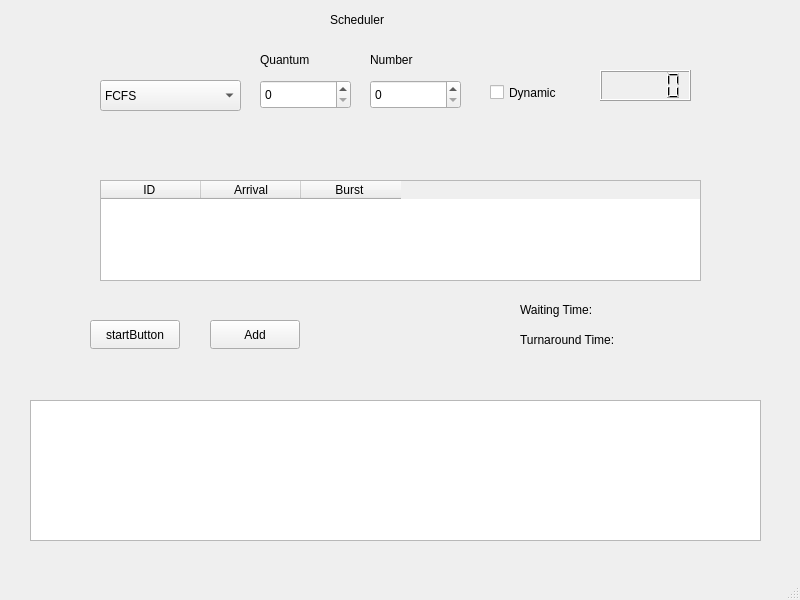
sal-zahdy/CPU-Scheduler, file mainwindow.ui: the form before one commit.
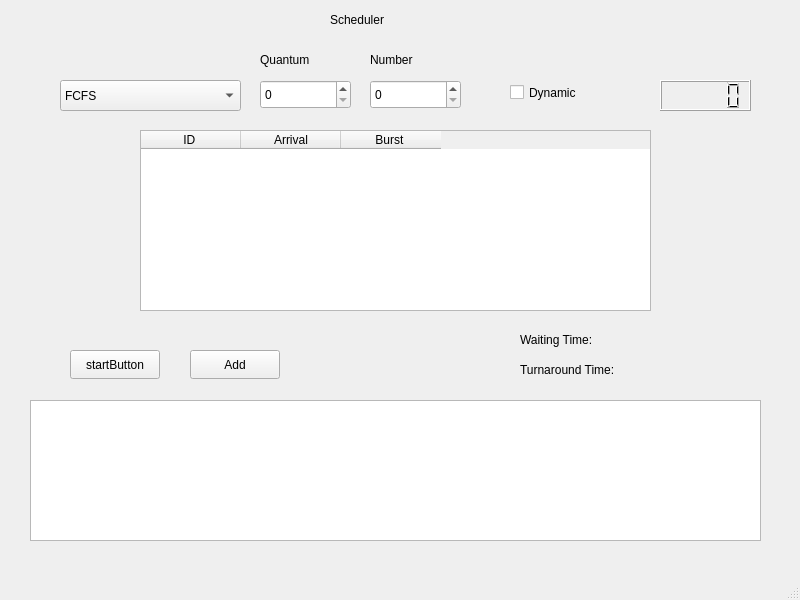
The form after the commit.

```diff
--- a/mainwindow.ui
+++ b/mainwindow.ui
@@ -30,9 +30,9 @@
    <widget class="QComboBox" name="algorithmBox">
     <property name="geometry">
      <rect>
-      <x>100</x>
+      <x>60</x>
       <y>80</y>
-      <width>141</width>
+      <width>181</width>
       <height>31</height>
      </rect>
     </property>
@@ -75,10 +75,10 @@
    <widget class="QTableWidget" name="processTable">
     <property name="geometry">
      <rect>
-      <x>100</x>
-      <y>180</y>
-      <width>601</width>
-      <height>101</height>
+      <x>140</x>
+      <y>130</y>
+      <width>511</width>
+      <height>181</height>
      </rect>
     </property>
     <column>
@@ -100,8 +100,8 @@
    <widget class="QPushButton" name="startButton">
     <property name="geometry">
      <rect>
-      <x>90</x>
-      <y>320</y>
+      <x>70</x>
+      <y>350</y>
       <width>90</width>
       <height>29</height>
      </rect>
@@ -124,7 +124,7 @@
     <property name="geometry">
      <rect>
       <x>520</x>
-      <y>300</y>
+      <y>330</y>
       <width>171</width>
       <height>20</height>
      </rect>
@@ -137,7 +137,7 @@
     <property name="geometry">
      <rect>
       <x>520</x>
-      <y>330</y>
+      <y>360</y>
       <width>141</width>
       <height>20</height>
      </rect>
@@ -149,8 +149,8 @@
    <widget class="QLCDNumber" name="lcdNumber">
     <property name="geometry">
      <rect>
-      <x>600</x>
-      <y>70</y>
+      <x>660</x>
+      <y>80</y>
       <width>91</width>
       <height>31</height>
      </rect>
@@ -182,7 +182,7 @@
    <widget class="QCheckBox" name="dynamicCheckBox">
     <property name="geometry">
      <rect>
-      <x>490</x>
+      <x>510</x>
       <y>80</y>
       <width>92</width>
       <height>25</height>
@@ -218,8 +218,8 @@
    <widget class="QPushButton" name="addProcessButton">
     <property name="geometry">
      <rect>
-      <x>210</x>
-      <y>320</y>
+      <x>190</x>
+      <y>350</y>
       <width>90</width>
       <height>29</height>
      </rect>
```
